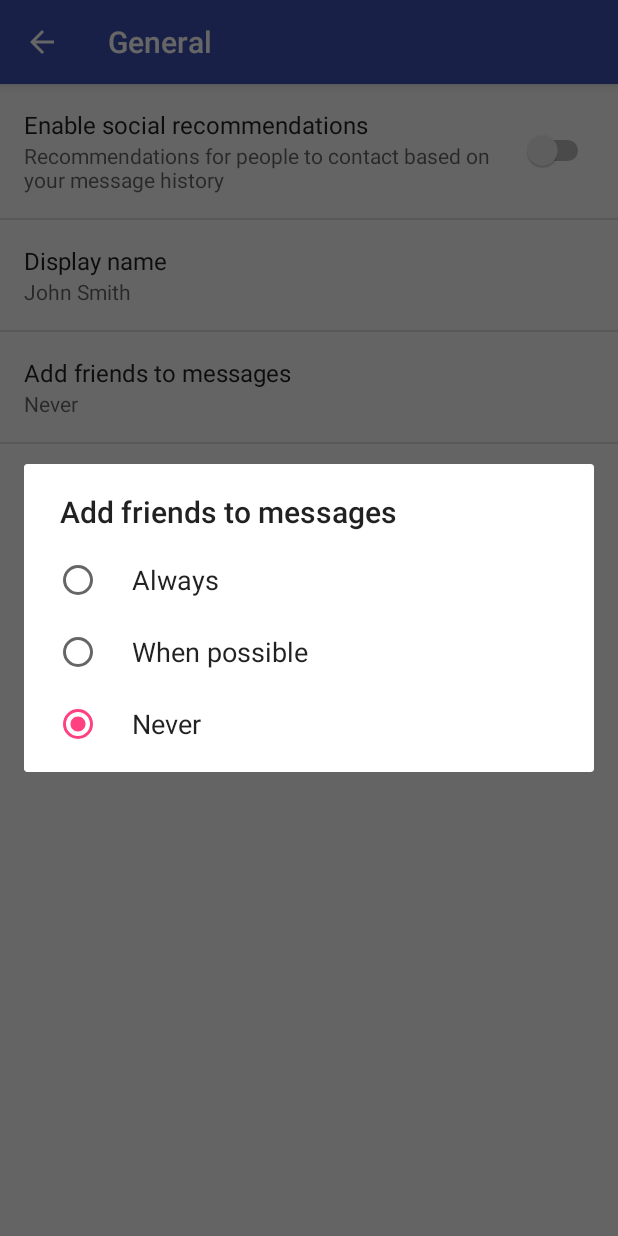
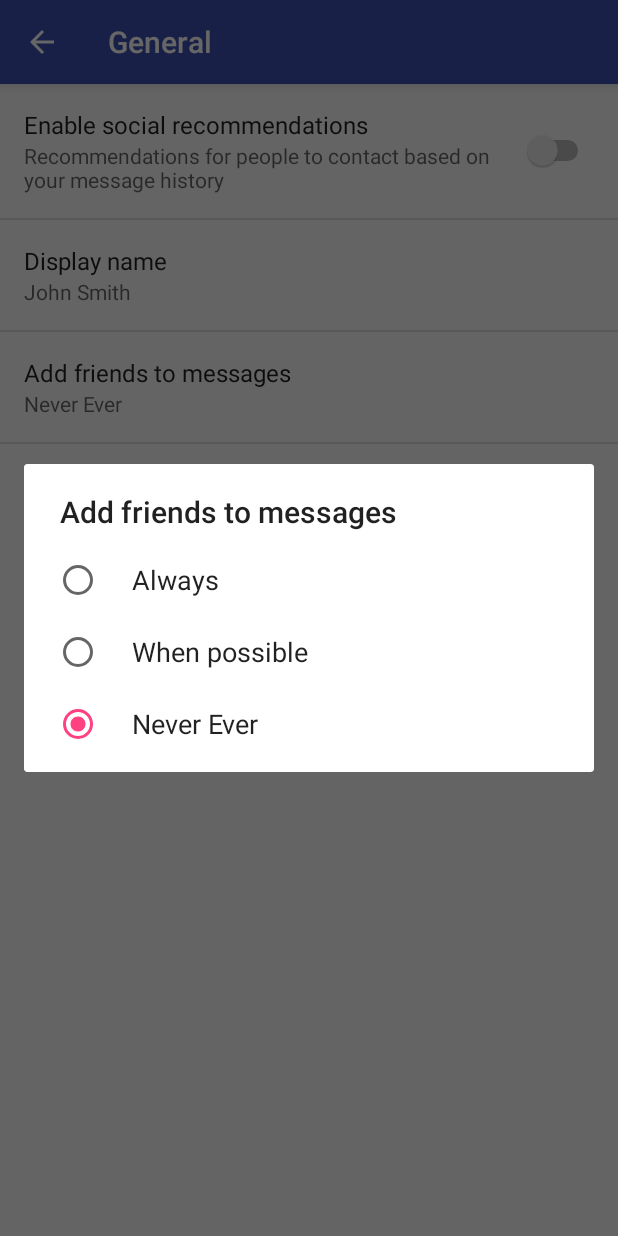
Before and after one commit to MillerLoren/TruckingApp, an Android app: the SettingsActivity screen opened directly, with no data from a screen before it, after a tap on "Add friends to messages", on a phone screen of 412 x 824 dp. Run offline under Robolectric (Android 15) with nearby library versions, the phone set to English and light mode, and no system bars; 3 other taps on this screen came first.

```diff
--- a/mobile/src/main/res/values/strings.xml
+++ b/mobile/src/main/res/values/strings.xml
@@ -19,7 +19,7 @@
     <string-array name="pref_example_list_titles">
         <item>Always</item>
         <item>When possible</item>
-        <item>Never</item>
+        <item>Never Ever</item>
     </string-array>
     <string-array name="pref_example_list_values">
         <item>1</item>
```
